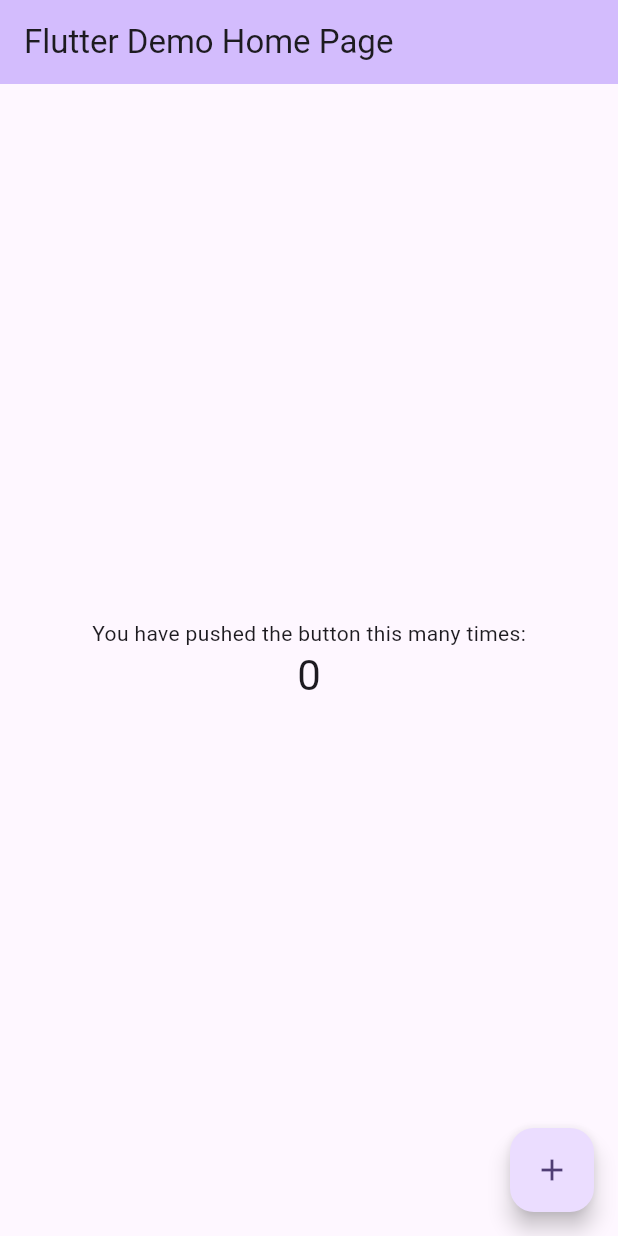
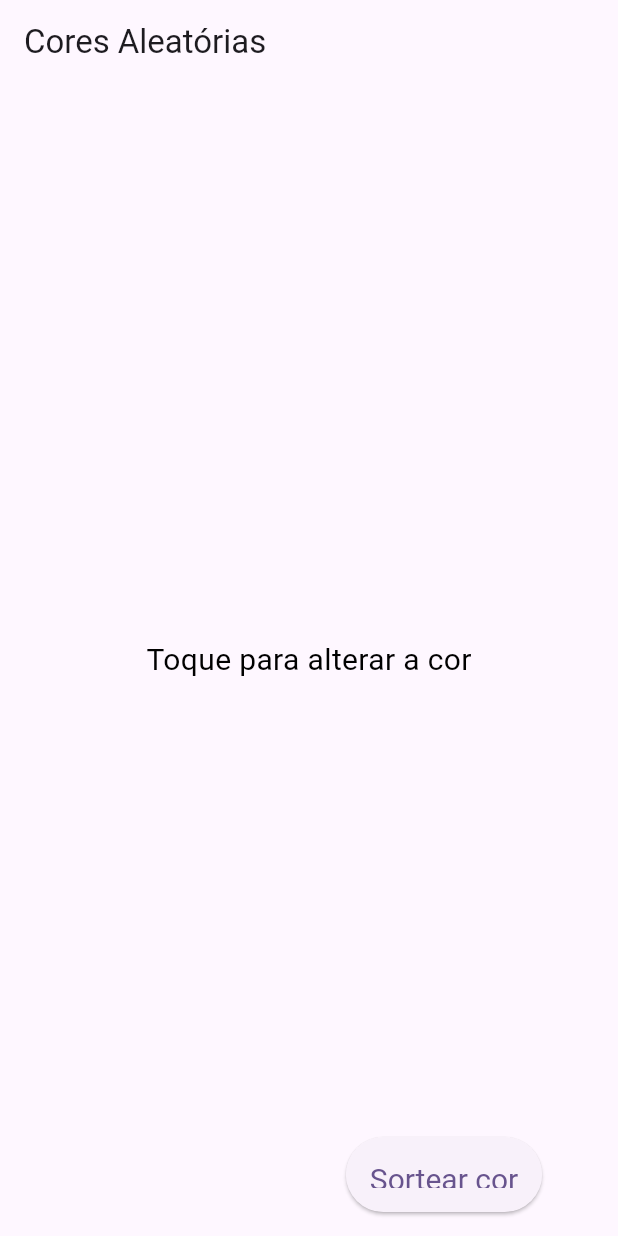
Before and after one commit to LucasMannerich/LinceTechAcademy, a Flutter app: the MyHomePage screen opened directly, on a phone screen of 412 x 824 dp. Run offline on Flutter 3.47's test engine with Material 3 defaults, Android fonts, the phone set to English and light mode, and no system bars.

Commit message:
Cores aleatórias

```diff
--- a/Flutter/flutter_aplication/lib/apf1_funcoes/ap1.dart
+++ b/Flutter/flutter_aplication/lib/apf1_funcoes/ap1.dart
@@ -1,29 +1,27 @@
 import 'package:flutter/material.dart';
+import 'dart:math';
 
 void main() {
   runApp(const MyApp());
 }
 
 class MyApp extends StatelessWidget {
-
   const MyApp({super.key});
 
   @override
   Widget build(BuildContext context) {
     return MaterialApp(
-      title: 'Flutter Demo',
+      title: 'Cores Aleatórias',
       theme: ThemeData(
-        colorScheme: ColorScheme.fromSeed(seedColor: Colors.deepPurple),
-        useMaterial3: true,
+        primarySwatch: Colors.deepPurple,
       ),
-      home: const MyHomePage(title: 'Flutter Demo Home Page'),
+      home: const MyHomePage(title: 'Cores Aleatórias'),
     );
   }
 }
 
 class MyHomePage extends StatefulWidget {
   const MyHomePage({super.key, required this.title});
-
   final String title;
 
   @override
@@ -31,39 +29,45 @@ class MyHomePage extends StatefulWidget {
 }
 
 class _MyHomePageState extends State<MyHomePage> {
-  int _counter = 0;
+  Color _cor = Colors.black;
 
-  void _incrementCounter() {
+  void _mudarCor() {
     setState(() {
-      _counter++;
+      _cor = Color((Random().nextDouble() * 0xFFFFFF).toInt() << 0).withOpacity(1.0);
     });
   }
 
   @override
   Widget build(BuildContext context) {
+
     return Scaffold(
       appBar: AppBar(
-        backgroundColor: Theme.of(context).colorScheme.inversePrimary,
         title: Text(widget.title),
       ),
       body: Center(
-        child: Column(
-          mainAxisAlignment: MainAxisAlignment.center,
-          children: <Widget>[
-            const Text(
-              'You have pushed the button this many times:',
+        child: GestureDetector(
+          onTap: _mudarCor,
+            child: Text(
+              'Toque para alterar a cor',
+              style: TextStyle(
+                fontSize: 20.0,
+                color: _cor,
+              ),
             ),
-            Text(
-              '$_counter',
-              style: Theme.of(context).textTheme.headlineMedium,
-            ),
-          ],
         ),
       ),
-      floatingActionButton: FloatingActionButton(
-        onPressed: _incrementCounter,
-        tooltip: 'Increment',
-        child: const Icon(Icons.add),
+      floatingActionButton: Container(
+        alignment: Alignment.center,
+        width: 200.0,
+        height: 50.0,
+        child: ElevatedButton(
+          onPressed: _mudarCor,
+          style: ElevatedButton.styleFrom(
+            padding: const EdgeInsets.all(16.0),
+            textStyle: const TextStyle(fontSize: 20.0),
+          ),
+          child: const Text('Sortear cor'),
+        ),
       ),
     );
   }
```
